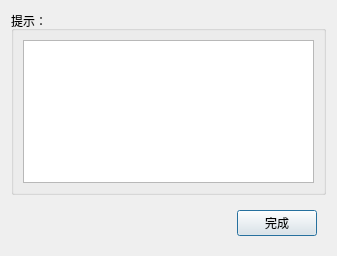
The window that finish_close.ui (KingOfSmail/kEIPM_GUI) describes before a commit, drawn with Qt 5.
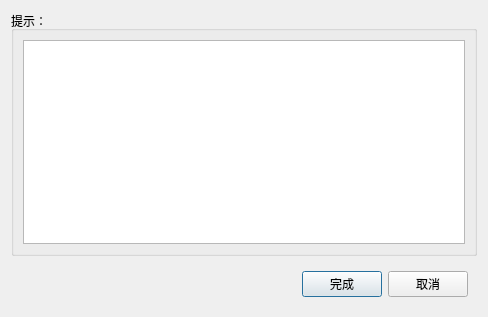
The same window after the commit.

The edit to the form file:
```diff
--- a/finish_close.ui
+++ b/finish_close.ui
@@ -6,8 +6,8 @@
    <rect>
     <x>0</x>
     <y>0</y>
-    <width>337</width>
-    <height>256</height>
+    <width>488</width>
+    <height>317</height>
    </rect>
   </property>
   <property name="windowTitle">
@@ -62,6 +62,13 @@
         </property>
        </widget>
       </item>
+      <item>
+       <widget class="QPushButton" name="pushButton">
+        <property name="text">
+         <string>取消</string>
+        </property>
+       </widget>
+      </item>
      </layout>
     </widget>
    </item>
```
